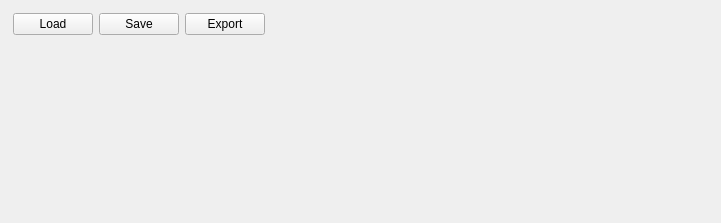
Old version of the form resources/form_editor_sheet.ui in the repository lesca-research/piccel.
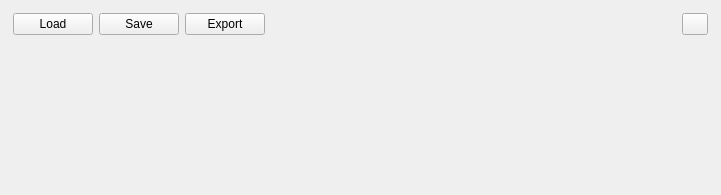
New version of the form.

Commit message: Allow sheet plugin to be invalid. Add warnings about it in UI. Add workbook color. Better tab management. Improve selector startup screen and access screen. Form editor: Add edition of generator property, add other choice. Improve handling of dashboard errors. Improve icons and UI.

Patch:
```diff
--- a/resources/form_editor_sheet.ui
+++ b/resources/form_editor_sheet.ui
@@ -7,7 +7,7 @@
     <x>0</x>
     <y>0</y>
     <width>721</width>
-    <height>223</height>
+    <height>195</height>
    </rect>
   </property>
   <property name="windowTitle">
@@ -72,6 +72,19 @@
         </property>
        </spacer>
       </item>
+      <item>
+       <widget class="QPushButton" name="button_close">
+        <property name="maximumSize">
+         <size>
+          <width>26</width>
+          <height>26</height>
+         </size>
+        </property>
+        <property name="text">
+         <string/>
+        </property>
+       </widget>
+      </item>
      </layout>
     </widget>
    </item>
```
The commit also changes 24 other files.
